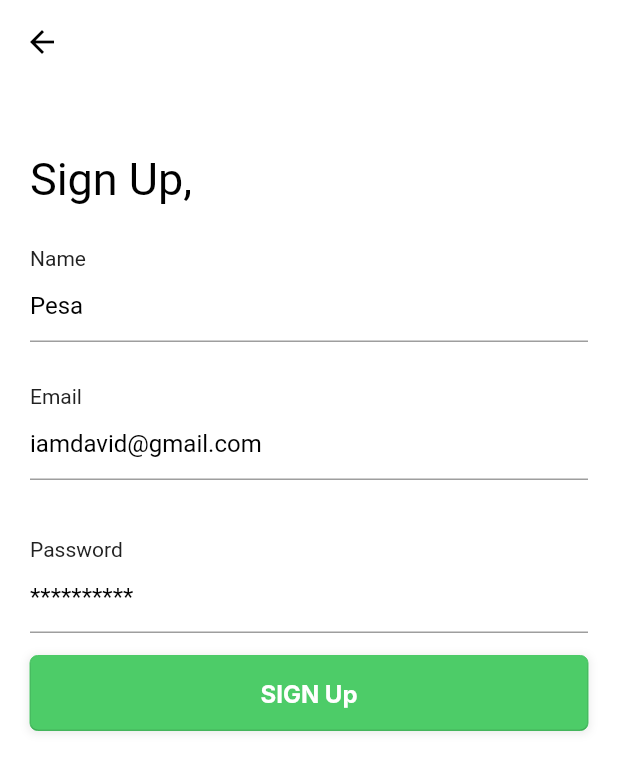
After one commit to ManarShahin48/Ward-Application, a Flutter app: the screen it shows after launch, after a tap on "Sign Up", on a phone screen of 412 x 824 dp. The commit adds this screen. Shown: the top 771 px of the screen. Run offline on Flutter 3.47's test engine with Material 2 defaults, Android fonts, the phone set to English and light mode, and no system bars; our stand-ins replace firebase_auth, firebase_core, flutter_svg, get, google_sign_in; missing offline and left inert: flutter_facebook_auth; accounts and stored records are empty; Roboto replaces fonts that are missing (Inter); project files that could hold a hidden picture were left out.

Commit message:
Add Register View

```diff
--- a/lib/view/auth/login_view.dart
+++ b/lib/view/auth/login_view.dart
@@ -2,6 +2,7 @@ import 'package:flutter/material.dart';
 import 'package:get/get.dart';
 import 'package:ward/core/viewModel/auth_view_model.dart';
 import 'package:ward/utils/utils.dart';
+import 'package:ward/view/auth/register_view.dart';
 import 'package:ward/view/widgets/custom_btn.dart';
 import 'package:ward/view/widgets/custom_btn_social.dart';
 import 'package:ward/view/widgets/custom_text.dart';
@@ -15,10 +16,10 @@ class LoginView extends GetWidget<AuthViewModel> {
   @override
   Widget build(BuildContext context) {
     return Scaffold(
-      appBar: AppBar(
-        elevation: 0.0,
-        backgroundColor: ColorManager.white,
-      ),
+      // appBar: AppBar(
+      //   elevation: 0.0,
+      //   backgroundColor: ColorManager.white,
+      // ),
       body: Padding(
         padding: const EdgeInsets.only(
           top: PaddingManager.p50,
@@ -32,15 +33,20 @@ class LoginView extends GetWidget<AuthViewModel> {
               children: [
                 Row(
                   mainAxisAlignment: MainAxisAlignment.spaceBetween,
-                  children: const [
-                    CustomText(
+                  children: [
+                    const CustomText(
                       text: 'Welcome,',
                       fontSize: SizeManager.s30,
                     ),
-                    CustomText(
-                      text: 'Sign Up',
-                      fontSize: SizeManager.s18,
-                      color: ColorManager.primary,
+                    InkWell(
+                      onTap: () {
+                        Get.to(RegisterView());
+                      },
+                      child: const CustomText(
+                        text: 'Sign Up',
+                        fontSize: SizeManager.s18,
+                        color: ColorManager.primary,
+                      ),
                     ),
                   ],
                 ),
--- /dev/null
+++ b/lib/view/auth/register_view.dart
@@ -0,0 +1,114 @@
+import 'package:flutter/material.dart';
+import 'package:get/get.dart';
+import 'package:ward/core/viewModel/auth_view_model.dart';
+import 'package:ward/view/auth/login_view.dart';
+import 'package:ward/view/widgets/custom_btn.dart';
+import 'package:ward/view/widgets/custom_text.dart';
+import 'package:ward/view/widgets/custom_text_form_field.dart';
+
+class RegisterView extends GetWidget<AuthViewModel> {
+  final GlobalKey<FormState> _formKey = GlobalKey<FormState>();
+
+  RegisterView({super.key});
+
+  @override
+  Widget build(BuildContext context) {
+    return Scaffold(
+      backgroundColor: Colors.white,
+      appBar: AppBar(
+        backgroundColor: Colors.white,
+        elevation: 0.0,
+        leading: GestureDetector(
+            onTap: () {
+              Get.off(LoginView());
+            },
+            child: const Icon(
+              Icons.arrow_back,
+              color: Colors.black,
+            )),
+      ),
+      body: Padding(
+        padding: const EdgeInsets.only(
+          top: 50,
+          right: 20,
+          left: 20,
+        ),
+        child: Form(
+          key: _formKey,
+          child: SingleChildScrollView(
+            child: Column(
+              children: [
+                const CustomText(
+                  text: "Sign Up,",
+                  fontSize: 30,
+                ),
+                const SizedBox(
+                  height: 30,
+                ),
+                CustomTextFormField(
+                  text: 'Name',
+                  hint: 'Pesa',
+                  onSave: (value) {
+                    controller.name = value!;
+                  },
+                  // validator: (value) {
+                  //   if (value == null) {
+                  //     print("ERROR");
+                  //   }
+                  // },
+                ),
+                const SizedBox(
+                  height: 30,
+                ),
+                CustomTextFormField(
+                  text: 'Email',
+                  hint: 'iamdavid@gmail.com',
+                  onSave: (value) {
+                    controller.email = value!;
+                  },
+                  // validator: (value) {
+                  //   if (value == null) {
+                  //     print("ERROR");
+                  //   }
+                  // },
+                ),
+                const SizedBox(
+                  height: 40,
+                ),
+                CustomTextFormField(
+                  text: 'Password',
+                  hint: '**********',
+                  onSave: (value) {
+                    controller.password = value!;
+                  },
+                  // validator: (value) {
+                  //   if (value == null) {
+                  //     print('error');
+                  //   }
+                  // },
+                ),
+                const SizedBox(
+                  height: 15,
+                ),
+                CustomButton(
+                  onClick: () {
+                    _formKey.currentState?.save();
+
+                    controller.createAccountWithEmailAndPassword();
+                    // if (_formKey.currentState.validate()) {
+                    //   controller.createAccountWithEmailAndPassword();
+                    // }
+                  },
+                  label: 'SIGN Up',
+                ),
+                const SizedBox(
+                  height: 40,
+                ),
+              ],
+            ),
+          ),
+        ),
+      ),
+    );
+  }
+}
```
Also changed, not shown: lib/core/viewModel/auth_view_model.dart (+17 -20 lines).
